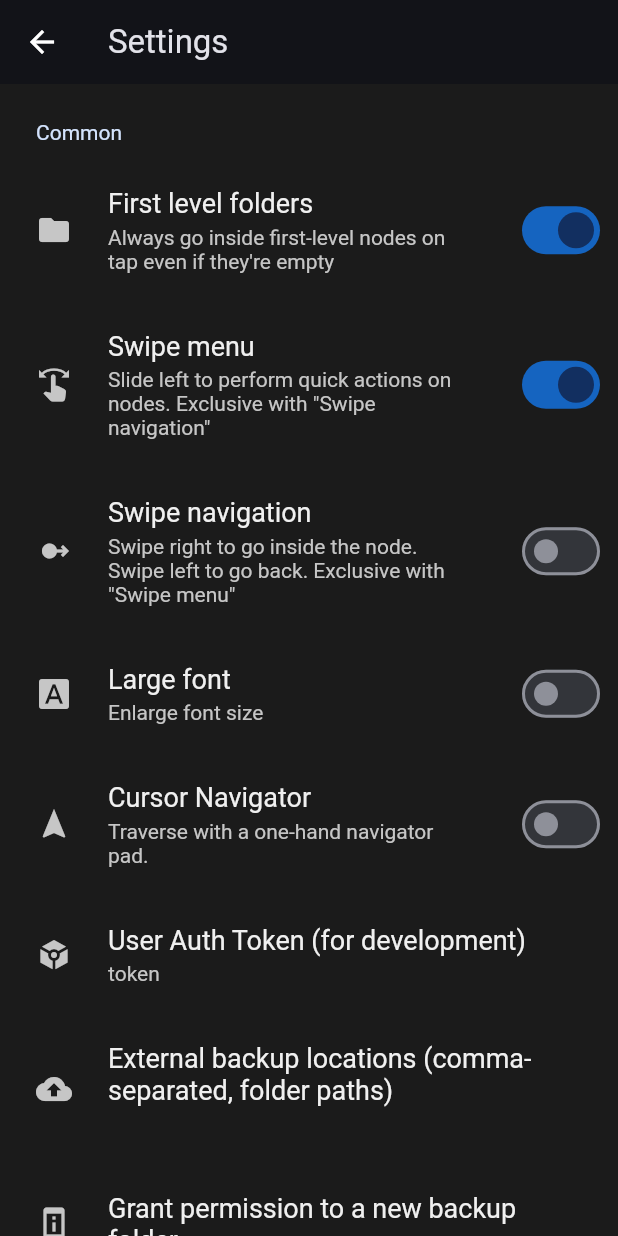
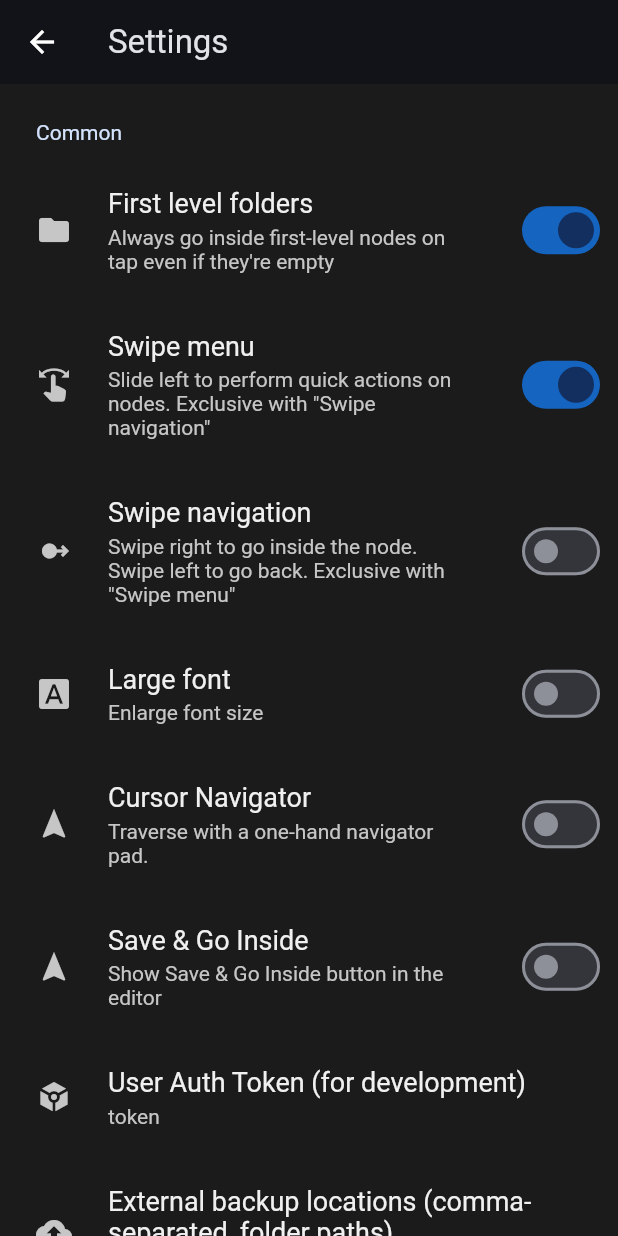
Before and after one commit to igrek51/todotree, a Flutter app: the SettingsPage screen opened directly, on a phone screen of 412 x 824 dp. Run offline on Flutter 3.47's test engine with Material 3 defaults, Android fonts, the phone set to English and light mode, and no system bars; drawn by our look-alikes of settings_ui; our stand-ins replace confetti, file_picker, flutter_slidable, shared_preferences, swipe_to, yaml; missing offline and left inert: shared_storage, window_manager, yaml_writer; accounts and stored records are empty.

Commit message:
Add optional save and go inside button

```diff
--- a/lib/services/settings_provider.dart
+++ b/lib/services/settings_provider.dart
@@ -60,4 +60,11 @@ class SettingsProvider {
   set cursorNavigator(bool value) {
     sharedPreferences?.setBool('cursorNavigator', value);
   }
+
+  bool get showSaveAndGoInside {
+    return sharedPreferences?.getBool('showSaveAndGoInside') ?? false;
+  }
+  set showSaveAndGoInside(bool value) {
+    sharedPreferences?.setBool('showSaveAndGoInside', value);
+  }
 }
--- a/lib/views/settings/settings_page.dart
+++ b/lib/views/settings/settings_page.dart
@@ -20,6 +20,7 @@ class _SettingsPageState extends State<SettingsPage> {
   bool swipeNavigation = false;
   bool largeFont = false;
   bool cursorNavigator = false;
+  bool showSaveAndGoInside = false;
 
   SettingsProvider settingsProvider = SettingsProvider();
 
@@ -33,6 +34,7 @@ class _SettingsPageState extends State<SettingsPage> {
       swipeNavigation = settingsProvider.swipeNavigation;
       largeFont = settingsProvider.largeFont;
       cursorNavigator = settingsProvider.cursorNavigator;
+      showSaveAndGoInside = settingsProvider.showSaveAndGoInside;
     });
   }
 
@@ -113,6 +115,18 @@ class _SettingsPageState extends State<SettingsPage> {
                 browserState.notify();
               },
             ),
+            SettingsTile.switchTile(
+              leading: Icon(Icons.navigation),
+              title: Text('Save & Go Inside'),
+              description: Text('Show Save & Go Inside button in the editor'),
+              initialValue: showSaveAndGoInside,
+              onToggle: (value) {
+                settingsProvider.showSaveAndGoInside = value;
+                setState(() {
+                  showSaveAndGoInside = value;
+                });
+              },
+            ),
             SettingsTile.navigation(
               leading: Icon(Icons.token),
               title: Text('User Auth Token (for development)'),
```
Also changed, not shown: lib/views/editor/editor_widget.dart (+14 -0 lines).
